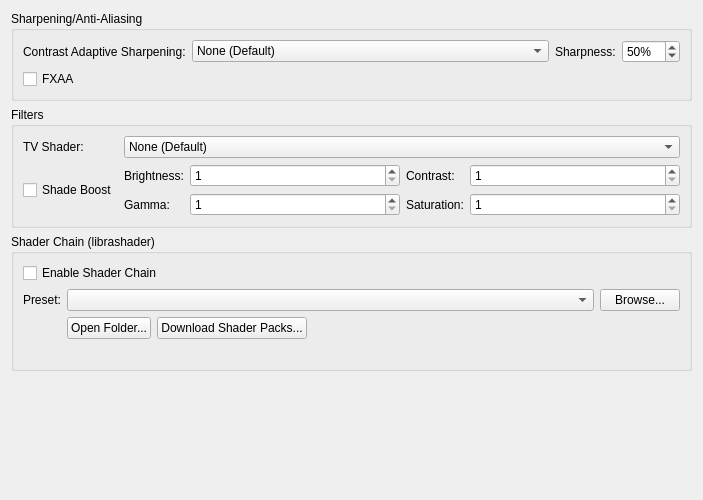
Qt form pcsx2-qt/Settings/GraphicsPostProcessingSettingsTab.ui (ilyalissoboi/pcsx2) before a commit.
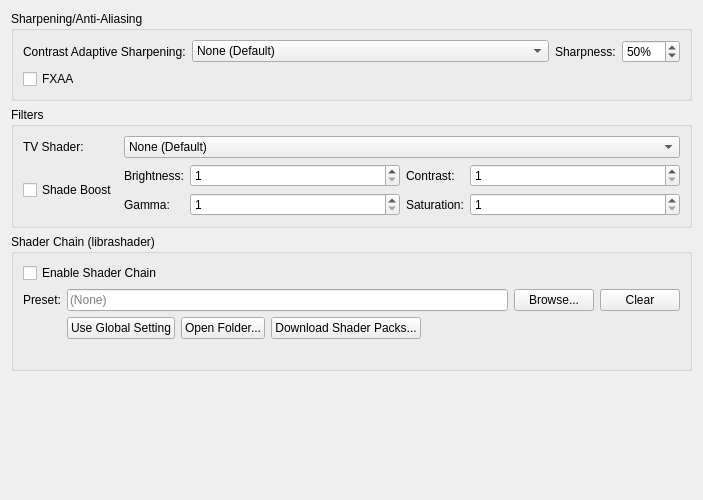
The same form after that commit.

Commit message: Qt: Show the shader preset in a text field and hide the idle download progress bar

```diff
--- a/pcsx2-qt/Settings/GraphicsPostProcessingSettingsTab.ui
+++ b/pcsx2-qt/Settings/GraphicsPostProcessingSettingsTab.ui
@@ -274,12 +274,12 @@
        </widget>
       </item>
       <item row="1" column="1">
-       <widget class="QComboBox" name="shaderChainPreset">
-        <property name="sizePolicy">
-         <sizepolicy hsizetype="Expanding" vsizetype="Fixed">
-          <horstretch>1</horstretch>
-          <verstretch>0</verstretch>
-         </sizepolicy>
+       <widget class="QLineEdit" name="shaderChainPreset">
+        <property name="readOnly">
+         <bool>true</bool>
+        </property>
+        <property name="placeholderText">
+         <string>(None)</string>
         </property>
        </widget>
       </item>
@@ -290,8 +290,22 @@
         </property>
        </widget>
       </item>
-      <item row="2" column="1" colspan="2">
+      <item row="1" column="3">
+       <widget class="QPushButton" name="shaderChainClear">
+        <property name="text">
+         <string>Clear</string>
+        </property>
+       </widget>
+      </item>
+      <item row="2" column="1" colspan="3">
        <layout class="QHBoxLayout" name="shaderChainActionsLayout">
+        <item>
+         <widget class="QPushButton" name="shaderChainUseGlobal">
+          <property name="text">
+           <string>Use Global Setting</string>
+          </property>
+         </widget>
+        </item>
         <item>
          <widget class="QPushButton" name="shaderChainOpenFolder">
           <property name="text">
```
Left out of the diff: 6 changed lines with no effect on the pictures. The commit also changes 3 other files.
